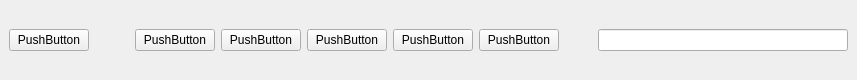
solderercb/snap_crm, file bottoolbarwidget.ui: the form before one commit.
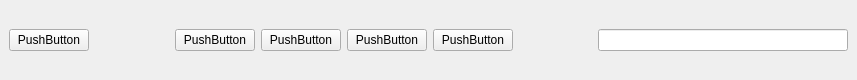
The form after the commit.

Commit message: Релизовал компоновку элементов нижней панели инструментов чуть-чуть по другому: теперь правая часть фиксированного размера и не слетает при добавлении элементов в центральную часть.

Patch:
```diff
--- a/bottoolbarwidget.ui
+++ b/bottoolbarwidget.ui
@@ -23,13 +23,8 @@
    <string>DockWidget</string>
   </property>
   <widget class="QWidget" name="dockWidgetContents">
-   <layout class="QGridLayout" name="gridLayout_2">
+   <layout class="QGridLayout" name="gridLayout" columnminimumwidth="0,0,0,0,250">
     <item row="0" column="0">
-     <layout class="QGridLayout" name="gridLayout" columnstretch="0,0,0,0,0,0,0,0,0,0,0,0,0" columnminimumwidth="0,0,0,0,0,0,0,0,0,0,0,0,250">
-      <property name="sizeConstraint">
-       <enum>QLayout::SetMaximumSize</enum>
-      </property>
-      <item row="0" column="1">
        <layout class="QGridLayout" name="LeftGridLayout" columnstretch="0,0" columnminimumwidth="0,0">
         <property name="sizeConstraint">
          <enum>QLayout::SetFixedSize</enum>
@@ -43,7 +38,23 @@
         </item>
        </layout>
       </item>
-      <item row="0" column="5">
+    <item row="0" column="1">
+     <spacer name="horizontalSpacer_1">
+      <property name="orientation">
+       <enum>Qt::Horizontal</enum>
+      </property>
+      <property name="sizeType">
+       <enum>QSizePolicy::MinimumExpanding</enum>
+      </property>
+      <property name="sizeHint" stdset="0">
+       <size>
+        <width>70</width>
+        <height>20</height>
+       </size>
+      </property>
+     </spacer>
+    </item>
+    <item row="0" column="2">
        <layout class="QGridLayout" name="CentralGridLayout">
         <item row="0" column="1">
          <widget class="QPushButton" name="CentnerButton1">
@@ -52,38 +63,47 @@
           </property>
          </widget>
         </item>
-        <item row="0" column="3">
+      <item row="0" column="2">
          <widget class="QPushButton" name="CentnerButton2">
           <property name="text">
            <string>PushButton</string>
           </property>
          </widget>
         </item>
-        <item row="0" column="4">
+      <item row="0" column="3">
          <widget class="QPushButton" name="CentnerButton3">
           <property name="text">
            <string>PushButton</string>
           </property>
          </widget>
         </item>
-        <item row="0" column="5">
+      <item row="0" column="4">
          <widget class="QPushButton" name="CentnerButton4">
           <property name="text">
            <string>PushButton</string>
           </property>
          </widget>
         </item>
-        <item row="0" column="2">
-         <widget class="QPushButton" name="pushButton">
-          <property name="text">
-           <string>PushButton</string>
-          </property>
-         </widget>
-        </item>
-       </layout>
-      </item>
-      <item row="0" column="12">
-       <layout class="QGridLayout" name="RightGridLayout">
+     </layout>
+    </item>
+    <item row="0" column="3">
+     <spacer name="horizontalSpacer_2">
+      <property name="orientation">
+       <enum>Qt::Horizontal</enum>
+      </property>
+      <property name="sizeHint" stdset="0">
+       <size>
+        <width>70</width>
+        <height>20</height>
+       </size>
+      </property>
+     </spacer>
+    </item>
+    <item row="0" column="4">
+     <layout class="QGridLayout" name="RightGridLayout" columnminimumwidth="0">
+      <property name="sizeConstraint">
+       <enum>QLayout::SetFixedSize</enum>
+      </property>
         <item row="0" column="0">
          <widget class="QLineEdit" name="lineEdit">
           <property name="sizePolicy">
@@ -93,37 +113,6 @@
            </sizepolicy>
           </property>
          </widget>
-        </item>
-       </layout>
-      </item>
-      <item row="0" column="2">
-       <spacer name="horizontalSpacer_1">
-        <property name="orientation">
-         <enum>Qt::Horizontal</enum>
-        </property>
-        <property name="sizeType">
-         <enum>QSizePolicy::MinimumExpanding</enum>
-        </property>
-        <property name="sizeHint" stdset="0">
-         <size>
-          <width>40</width>
-          <height>20</height>
-         </size>
-        </property>
-       </spacer>
-      </item>
-      <item row="0" column="6">
-       <spacer name="horizontalSpacer_2">
-        <property name="orientation">
-         <enum>Qt::Horizontal</enum>
-        </property>
-        <property name="sizeHint" stdset="0">
-         <size>
-          <width>40</width>
-          <height>20</height>
-         </size>
-        </property>
-       </spacer>
       </item>
      </layout>
     </item>
```
Lines whose indentation alone changed are shown as unchanged.
